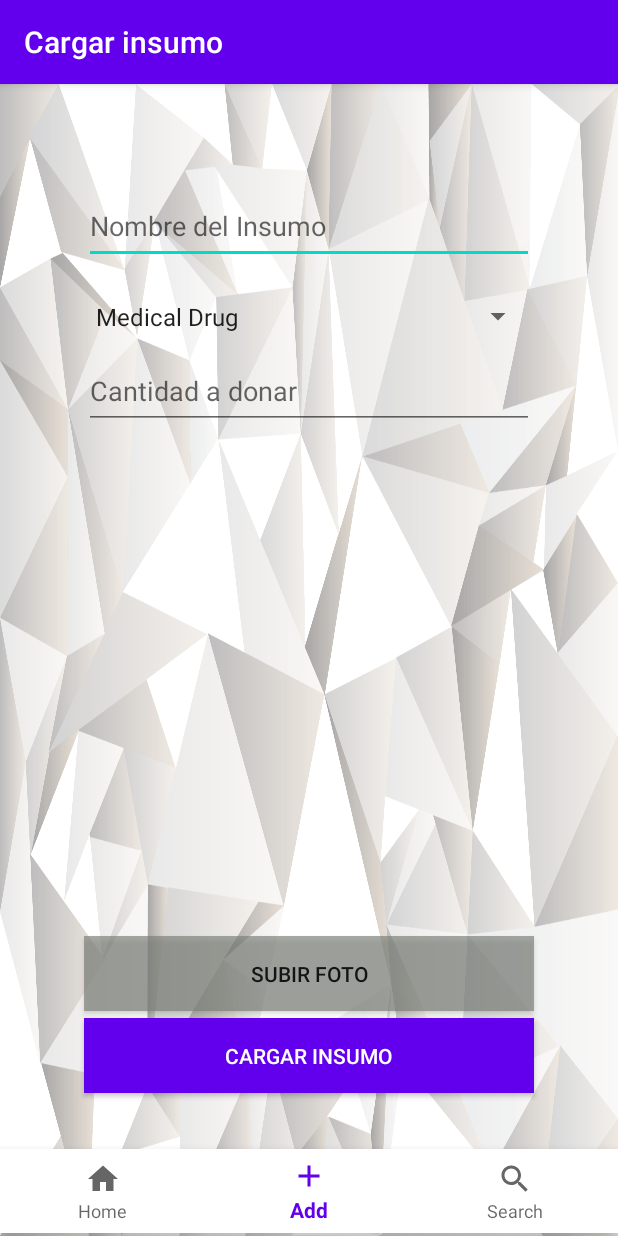
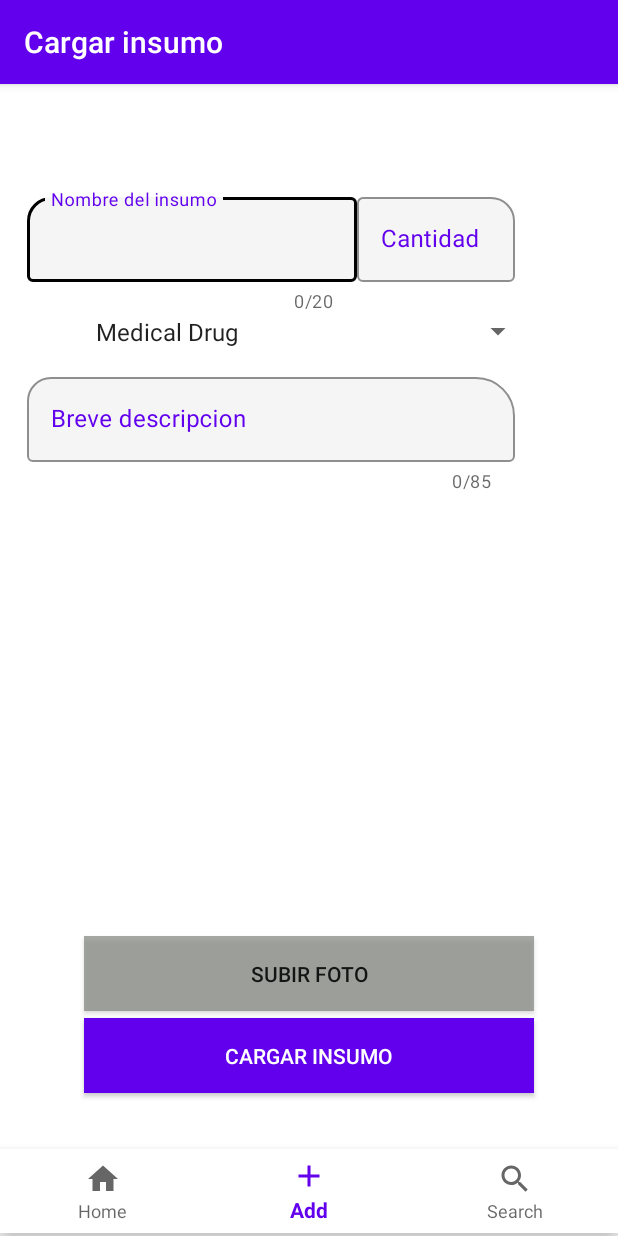
Before and after one commit to Castrogiovanni20/WeHeal, an Android app: the CargarMedicacion screen opened directly, with no data from a screen before it, on a phone screen of 412 x 824 dp. Run offline under Robolectric (Android 15) with nearby library versions, the light colour scheme and no system bars; our stand-ins replace Firebase (no records; nobody signed in at launch, a user with empty details on screens opened directly).

Commit message:
Update UI/UX

```diff
--- a/app/build.gradle
+++ b/app/build.gradle
@@ -49,4 +49,5 @@ dependencies {
     implementation 'com.google.android.gms:play-services-auth:18.0.0'
     implementation 'com.facebook.android:facebook-android-sdk:[5,6)'
     implementation 'com.shobhitpuri.custombuttons:google-signin:1.1.0'
+    implementation 'de.hdodenhof:circleimageview:3.0.0'
 }
--- a/app/src/main/java/com/example/weheal/Insumo.java
+++ b/app/src/main/java/com/example/weheal/Insumo.java
@@ -5,6 +5,7 @@ public class Insumo {
     private String name;
     private String type;
     private String image;
+    private String description;
     private int quantity;
 
     public Insumo(){
@@ -42,4 +43,8 @@ public class Insumo {
     public void setQuantity(int quantity) {
         this.quantity = quantity;
     }
+
+    public String getDescription() { return description; }
+
+    public void setDescription(String description) { this.description = description; }
 }
--- a/app/src/main/java/com/example/weheal/MenuActivity.java
+++ b/app/src/main/java/com/example/weheal/MenuActivity.java
@@ -80,7 +80,7 @@ public class MenuActivity extends AppCompatActivity {
                     @Override
                     protected void populateViewHolder(ViewHolder viewHolder, Insumo insumo, int i) {
 
-                        viewHolder.setDetails(getApplicationContext(), insumo.getName(), insumo.getImage(), insumo.getQuantity());
+                        viewHolder.setDetails(getApplicationContext(), insumo.getName(), insumo.getImage(), insumo.getDescription(), insumo.getQuantity());
 
                     }
                 };
--- a/app/src/main/res/layout/activity_carga_medicacion.xml
+++ b/app/src/main/res/layout/activity_carga_medicacion.xml
@@ -6,40 +6,88 @@
     xmlns:tools="http://schemas.android.com/tools"
         android:layout_width="match_parent"
         android:layout_height="match_parent"
-        android:background="@drawable/fondo"
+        android:background="@android:color/white"
         android:orientation="vertical">
 
-    <EditText
-        android:id="@+id/input_nombreInsumo"
-        android:layout_width="300dp"
-        android:layout_height="50dp"
-        android:layout_gravity="center_horizontal"
-        android:layout_centerHorizontal="true"
+
+    <LinearLayout
+        android:layout_width="match_parent"
+        android:layout_height="150dp"
+        android:orientation="horizontal"
+        android:paddingLeft="18dp">
+
+        <com.google.android.material.textfield.TextInputLayout
+        android:layout_width="220dp"
+        android:layout_height="wrap_content"
         android:layout_marginTop="70dp"
-        android:ems="10"
-        android:hint="Nombre del Insumo"
-        android:inputType="text" />
+        android:hint="Nombre del insumo"
+        app:boxBackgroundMode="outline"
+            app:boxBackgroundColor="@color/browser_actions_bg_grey"
+        app:boxCornerRadiusTopStart="16dp"
+        app:counterEnabled="true"
+        app:counterMaxLength="20"
+        android:textColorHint="@color/colorAccent"
+        app:boxStrokeColor="@android:color/black"
+        style="@style/Widget.MaterialComponents.TextInputLayout.OutlinedBox">
+
+        <com.google.android.material.textfield.TextInputEditText
+            android:id="@+id/input_nombreInsumo"
+            android:layout_width="match_parent"
+            android:layout_height="wrap_content"/>
+    </com.google.android.material.textfield.TextInputLayout>
+
+        <com.google.android.material.textfield.TextInputLayout
+            android:layout_width="105dp"
+            android:layout_height="wrap_content"
+            android:layout_marginTop="70dp"
+            android:hint="Cantidad"
+            app:boxBackgroundMode="outline"
+            app:boxBackgroundColor="@color/browser_actions_bg_grey"
+            app:boxCornerRadiusTopEnd="16dp"
+            android:textColorHint="@color/colorAccent"
+            app:boxStrokeColor="@android:color/black"
+            style="@style/Widget.MaterialComponents.TextInputLayout.OutlinedBox">
+
+            <com.google.android.material.textfield.TextInputEditText
+                android:id="@+id/cantidadDonarEditText"
+                android:layout_width="match_parent"
+                android:layout_height="wrap_content"/>
+        </com.google.android.material.textfield.TextInputLayout>
+    </LinearLayout>
+
 
     <Spinner
         android:id="@+id/insumosSpinner"
         android:layout_width="300dp"
         android:layout_height="50dp"
-        android:layout_marginTop="130dp"
+        android:layout_marginTop="140dp"
         android:layout_gravity="center_horizontal"
         android:layout_centerHorizontal="true"
         android:entries="@array/productType_arrays"
         android:prompt="@string/productType_prompt" />
 
-    <EditText
-        android:id="@+id/cantidadDonarEditText"
-        android:layout_width="300dp"
-        android:layout_height="50dp"
-        android:layout_gravity="center_horizontal"
-        android:layout_centerHorizontal="true"
-        android:layout_marginTop="180dp"
-        android:ems="100"
-        android:hint="Cantidad a donar"
-        android:inputType="number" />
+    <com.google.android.material.textfield.TextInputLayout
+        android:layout_width="325dp"
+        android:layout_height="wrap_content"
+        android:layout_marginTop="190dp"
+        android:layout_marginLeft="18dp"
+        android:hint="Breve descripcion"
+        app:boxBackgroundMode="outline"
+        app:boxBackgroundColor="@color/browser_actions_bg_grey"
+        app:boxCornerRadiusTopStart="16dp"
+        app:boxCornerRadiusTopEnd="26dp"
+        app:counterEnabled="true"
+        app:counterMaxLength="85"
+        android:textColorHint="@color/colorAccent"
+        app:boxStrokeColor="@android:color/black"
+        style="@style/Widget.MaterialComponents.TextInputLayout.OutlinedBox">
+
+        <com.google.android.material.textfield.TextInputEditText
+            android:id="@+id/input_description"
+            android:layout_width="match_parent"
+            android:layout_height="wrap_content"/>
+    </com.google.android.material.textfield.TextInputLayout>
+
 
     <Button
         android:id="@+id/subirFotoButton"
--- a/app/src/main/res/layout/activity_menu.xml
+++ b/app/src/main/res/layout/activity_menu.xml
@@ -4,7 +4,7 @@
     xmlns:tools="http://schemas.android.com/tools"
     android:layout_width="match_parent"
     android:layout_height="match_parent"
-    android:background="@drawable/fondo"
+    android:background="#FAFAFA"
     android:orientation="vertical"
     tools:context=".MenuActivity">
 
@@ -20,7 +20,7 @@
         android:paddingLeft="10dp"
         android:text="¡Bienvenido!"
         android:textAppearance="?android:attr/textAppearanceLarge"
-        android:textSize="25dp"
+        android:textSize="20dp"
         android:textStyle="italic" />
 
     <androidx.recyclerview.widget.RecyclerView
--- a/app/src/main/res/values/colors.xml
+++ b/app/src/main/res/values/colors.xml
@@ -2,5 +2,5 @@
 <resources>
     <color name="colorPrimary">#6200EE</color>
     <color name="colorPrimaryDark">#3700B3</color>
-    <color name="colorAccent">#03DAC5</color>
+    <color name="colorAccent">#6200EE</color>
 </resources>
```
Also changed, not shown: app/src/main/java/com/example/weheal/CargarMedicacion.java (+10 -15 lines), app/src/main/java/com/example/weheal/ViewHolder.java (+7 -1 lines), app/src/main/res/drawable/radius.xml (added, +7 -0 lines), app/src/main/res/layout/image.xml (+72 -41 lines), app/src/main/res/drawable/ic_profile.jpeg (added).
